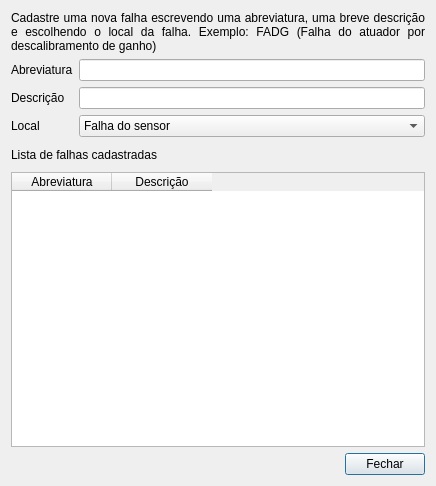
Qt form softwares/simddef/ui/config_falha.ui (diogolr/diogolrmsc) before a commit.
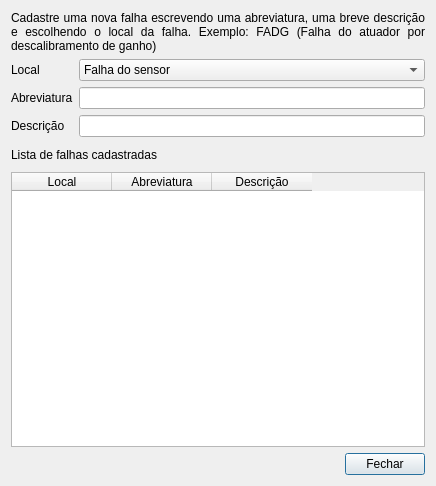
The same form after that commit. Icons and pictures are not drawn.

Commit message: Atualizações do simddef: Lendo falhas a partir de um arquivo XML. Voltar para revisão anterior e analisar passo a passo se for o caso.

```diff
--- a/softwares/simddef/ui/config_falha.ui
+++ b/softwares/simddef/ui/config_falha.ui
@@ -31,6 +31,13 @@
     <layout class="QHBoxLayout" name="horizontalLayout_2">
      <item>
       <layout class="QVBoxLayout" name="verticalLayout_2">
+       <item>
+        <widget class="QLabel" name="label_7">
+         <property name="text">
+          <string>Local</string>
+         </property>
+        </widget>
+       </item>
        <item>
         <widget class="QLabel" name="label_6">
          <property name="text">
@@ -45,19 +52,34 @@
          </property>
         </widget>
        </item>
-       <item>
-        <widget class="QLabel" name="label_7">
-         <property name="text">
-          <string>Local</string>
-         </property>
-        </widget>
-       </item>
       </layout>
      </item>
      <item>
       <layout class="QVBoxLayout" name="verticalLayout">
        <item>
-        <widget class="QLineEdit" name="nome">
+        <widget class="QComboBox" name="local">
+         <property name="toolTip">
+          <string>Local da falha</string>
+         </property>
+         <item>
+          <property name="text">
+           <string>Falha do sensor</string>
+          </property>
+         </item>
+         <item>
+          <property name="text">
+           <string>Falha do atuador</string>
+          </property>
+         </item>
+         <item>
+          <property name="text">
+           <string>Falha do sistema</string>
+          </property>
+         </item>
+        </widget>
+       </item>
+       <item>
+        <widget class="QLineEdit" name="abrv">
          <property name="toolTip">
           <string>Abreviatura da falha (Limite de 10 caracteres)</string>
          </property>
@@ -79,28 +101,6 @@
          </property>
         </widget>
        </item>
-       <item>
-        <widget class="QComboBox" name="comboBox">
-         <property name="toolTip">
-          <string>Local da falha</string>
-         </property>
-         <item>
-          <property name="text">
-           <string>Falha do sensor</string>
-          </property>
-         </item>
-         <item>
-          <property name="text">
-           <string>Falha do atuador</string>
-          </property>
-         </item>
-         <item>
-          <property name="text">
-           <string>Falha do sistema</string>
-          </property>
-         </item>
-        </widget>
-       </item>
       </layout>
      </item>
     </layout>
@@ -166,6 +166,26 @@
      <property name="toolTip">
       <string>Falhas cadastradas</string>
      </property>
+     <property name="editTriggers">
+      <set>QAbstractItemView::NoEditTriggers</set>
+     </property>
+     <property name="tabKeyNavigation">
+      <bool>false</bool>
+     </property>
+     <property name="gridStyle">
+      <enum>Qt::DotLine</enum>
+     </property>
+     <property name="sortingEnabled">
+      <bool>true</bool>
+     </property>
+     <attribute name="verticalHeaderVisible">
+      <bool>false</bool>
+     </attribute>
+     <column>
+      <property name="text">
+       <string>Local</string>
+      </property>
+     </column>
      <column>
       <property name="text">
        <string>Abreviatura</string>
```
Left out of the diff: 16 changed lines with no effect on the pictures. The commit also changes 9 other files.
